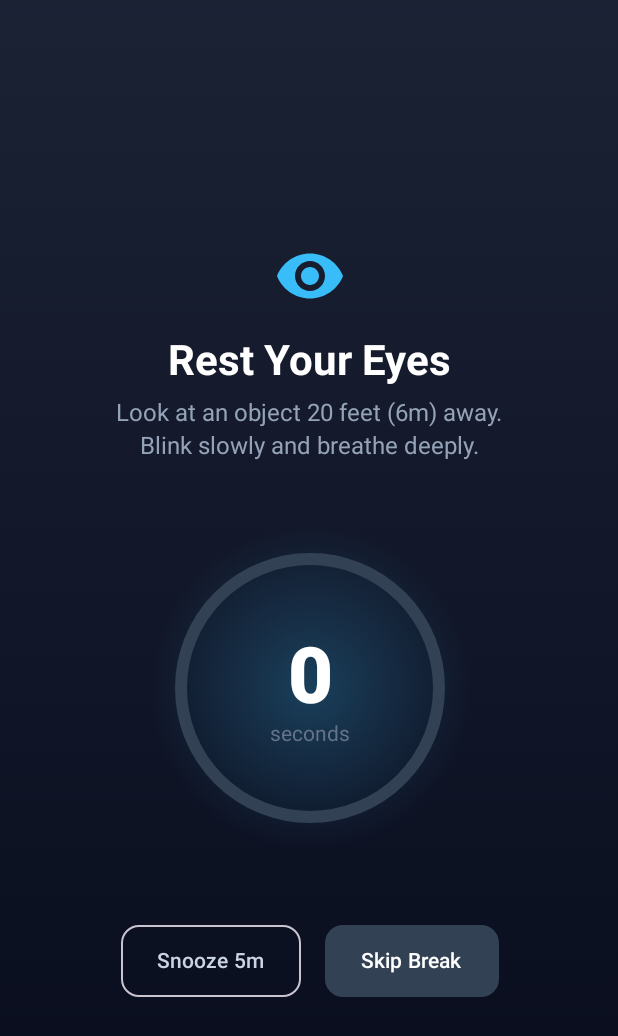
After one commit to xRahul/vision202020, an Android app built with Jetpack Compose: the composable BreakScreenContent called with empty values, on a phone screen of 412 x 824 dp. The commit adds this screen. Shown: the top 1036 px of the screen. Run offline under Robolectric (Android 15) with nearby library versions, the phone set to English and light mode, and no system bars; 2 statements that could not run were skipped.

Commit message:
feat(ui): implement 20-second blocker overlay and lock-screen break activity

```diff
--- /dev/null
+++ b/app/src/main/java/com/vision202020/app/ui/breakui/BreakScreenContent.kt
@@ -0,0 +1,229 @@
+package com.vision202020.app.ui.breakui
+
+import androidx.compose.animation.core.FastOutSlowInEasing
+import androidx.compose.animation.core.RepeatMode
+import androidx.compose.animation.core.animateFloat
+import androidx.compose.animation.core.infiniteRepeatable
+import androidx.compose.animation.core.rememberInfiniteTransition
+import androidx.compose.animation.core.tween
+import androidx.compose.foundation.background
+import androidx.compose.foundation.border
+import androidx.compose.foundation.gestures.detectTapGestures
+import androidx.compose.foundation.layout.Arrangement
+import androidx.compose.foundation.layout.Box
+import androidx.compose.foundation.layout.Column
+import androidx.compose.foundation.layout.Row
+import androidx.compose.foundation.layout.Spacer
+import androidx.compose.foundation.layout.fillMaxSize
+import androidx.compose.foundation.layout.height
+import androidx.compose.foundation.layout.padding
+import androidx.compose.foundation.layout.size
+import androidx.compose.foundation.layout.width
+import androidx.compose.foundation.shape.CircleShape
+import androidx.compose.foundation.shape.RoundedCornerShape
+import androidx.compose.material.icons.Icons
+import androidx.compose.material.icons.filled.Visibility
+import androidx.compose.material3.Button
+import androidx.compose.material3.ButtonDefaults
+import androidx.compose.material3.CircularProgressIndicator
+import androidx.compose.material3.Icon
+import androidx.compose.material3.MaterialTheme
+import androidx.compose.material3.OutlinedButton
+import androidx.compose.material3.Text
+import androidx.compose.runtime.Composable
+import androidx.compose.runtime.getValue
+import androidx.compose.runtime.mutableStateOf
+import androidx.compose.runtime.remember
+import androidx.compose.runtime.setValue
+import androidx.compose.ui.Alignment
+import androidx.compose.ui.Modifier
+import androidx.compose.ui.draw.scale
+import androidx.compose.ui.graphics.Brush
+import androidx.compose.ui.graphics.Color
+import androidx.compose.ui.input.pointer.pointerInput
+import androidx.compose.ui.text.font.FontWeight
+import androidx.compose.ui.text.style.TextAlign
+import androidx.compose.ui.unit.dp
+import androidx.compose.ui.unit.sp
+
+@Composable
+fun BreakScreenContent(
+    remainingSeconds: Int,
+    totalSeconds: Int = 20,
+    strictMode: Boolean = false,
+    onSkip: () -> Unit,
+    onSnooze: () -> Unit,
+    modifier: Modifier = Modifier
+) {
+    // Breathing relaxation animation (4s cycle: expand & contract)
+    val infiniteTransition = rememberInfiniteTransition(label = "breathing")
+    val scale by infiniteTransition.animateFloat(
+        initialValue = 0.85f,
+        targetValue = 1.15f,
+        animationSpec = infiniteRepeatable(
+            animation = tween(durationMillis = 3500, easing = FastOutSlowInEasing),
+            repeatMode = RepeatMode.Reverse
+        ),
+        label = "pulse"
+    )
+
+    val progress = (remainingSeconds.toFloat() / totalSeconds.coerceAtLeast(1).toFloat()).coerceIn(0f, 1f)
+    var isHoldingToSkip by remember { mutableStateOf(false) }
+
+    Box(
+        modifier = modifier
+            .fillMaxSize()
+            .background(
+                Brush.verticalGradient(
+                    colors = listOf(
+                        Color(0xFF0F172A).copy(alpha = 0.95f),
+                        Color(0xFF020617).copy(alpha = 0.98f)
+                    )
+                )
+            ),
+        contentAlignment = Alignment.Center
+    ) {
+        Column(
+            horizontalAlignment = Alignment.CenterHorizontally,
+            verticalArrangement = Arrangement.Center,
+            modifier = Modifier.padding(24.dp)
+        ) {
+            // Header icon & guidance
+            Icon(
+                imageVector = Icons.Default.Visibility,
+                contentDescription = null,
+                tint = Color(0xFF38BDF8),
+                modifier = Modifier.size(48.dp)
+            )
+
+            Spacer(modifier = Modifier.height(16.dp))
+
+            Text(
+                text = "Rest Your Eyes",
+                fontSize = 28.sp,
+                fontWeight = FontWeight.Bold,
+                color = Color.White
+            )
+
+            Spacer(modifier = Modifier.height(8.dp))
+
+            Text(
+                text = "Look at an object 20 feet (6m) away.\nBlink slowly and breathe deeply.",
+                fontSize = 16.sp,
+                color = Color(0xFF94A3B8),
+                textAlign = TextAlign.Center,
+                lineHeight = 22.sp
+            )
+
+            Spacer(modifier = Modifier.height(40.dp))
+
+            // Central animated relaxation circle with progress ring
+            Box(
+                contentAlignment = Alignment.Center,
+                modifier = Modifier.size(220.dp)
+            ) {
+                // Outer breathing pulsing halo
+                Box(
+                    modifier = Modifier
+                        .size(190.dp)
+                        .scale(scale)
+                        .background(
+                            Brush.radialGradient(
+                                colors = listOf(
+                                    Color(0xFF38BDF8).copy(alpha = 0.25f),
+                                    Color.Transparent
+                                )
+                            ),
+                            shape = CircleShape
+                        )
+                )
+
+                // Circular countdown progress
+                CircularProgressIndicator(
+                    progress = { progress },
+                    modifier = Modifier.size(180.dp),
+                    color = Color(0xFF38BDF8),
+                    trackColor = Color(0xFF334155),
+                    strokeWidth = 8.dp
+                )
+
+                // Seconds remaining display
+                Column(horizontalAlignment = Alignment.CenterHorizontally) {
+                    Text(
+                        text = "$remainingSeconds",
+                        fontSize = 52.sp,
+                        fontWeight = FontWeight.ExtraBold,
+                        color = Color.White
+                    )
+                    Text(
+                        text = "seconds",
+                        fontSize = 14.sp,
+                        color = Color(0xFF64748B)
+                    )
+                }
+            }
+
+            Spacer(modifier = Modifier.height(48.dp))
+
+            // Action buttons: Snooze & Skip
+            Row(
+                horizontalArrangement = Arrangement.Center,
+                verticalAlignment = Alignment.CenterVertically
+            ) {
+                OutlinedButton(
+                    onClick = onSnooze,
+                    shape = RoundedCornerShape(12.dp),
+                    colors = ButtonDefaults.outlinedButtonColors(contentColor = Color(0xFFCBD5E1)),
+                    modifier = Modifier.height(48.dp)
+                ) {
+                    Text(text = "Snooze 5m", fontSize = 14.sp)
+                }
+
+                Spacer(modifier = Modifier.width(16.dp))
+
+                if (strictMode) {
+                    // Requires 2s long press to dismiss in strict mode
+                    Box(
+                        modifier = Modifier
+                            .height(48.dp)
+                            .background(
+                                color = if (isHoldingToSkip) Color(0xFFEF4444) else Color(0xFF334155),
+                                shape = RoundedCornerShape(12.dp)
+                            )
+                            .pointerInput(Unit) {
+                                detectTapGestures(
+                                    onPress = {
+                                        isHoldingToSkip = true
+                                        val released = tryAwaitRelease()
+                                        isHoldingToSkip = false
+                                    },
+                                    onLongPress = {
+                                        isHoldingToSkip = false
+                                        onSkip()
+                                    }
+                                )
+                            }
+                            .padding(horizontal = 20.dp),
+                        contentAlignment = Alignment.Center
+                    ) {
+                        Text(
+                            text = if (isHoldingToSkip) "Keep holding..." else "Hold 2s to Skip",
+                            color = Color.White,
+                            fontSize = 14.sp,
+                            fontWeight = FontWeight.Medium
+                        )
+                    }
+                } else {
+                    Button(
+                        onClick = onSkip,
+                        shape = RoundedCornerShape(12.dp),
+                        colors = ButtonDefaults.buttonColors(containerColor = Color(0xFF334155)),
+                        modifier = Modifier.height(48.dp)
+                    ) {
+                        Text(text = "Skip Break", fontSize = 14.sp, color = Color.White)
+                    }
+                }
+            }
+        }
+    }
+}
```
Also changed, not shown: app/src/main/java/com/vision202020/app/overlay/OverlayManager.kt (+107 -4 lines), app/src/main/java/com/vision202020/app/ui/breakui/BreakActivity.kt (+75 -2 lines), 1 other file.
